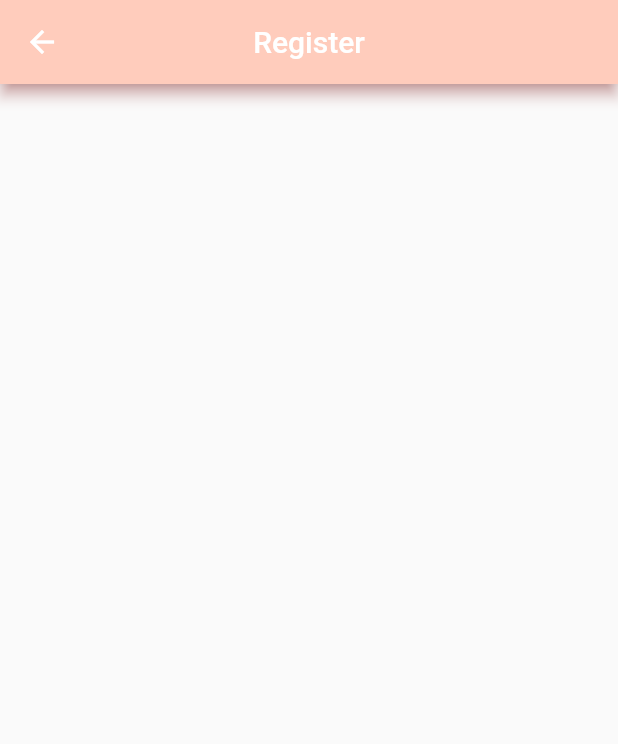
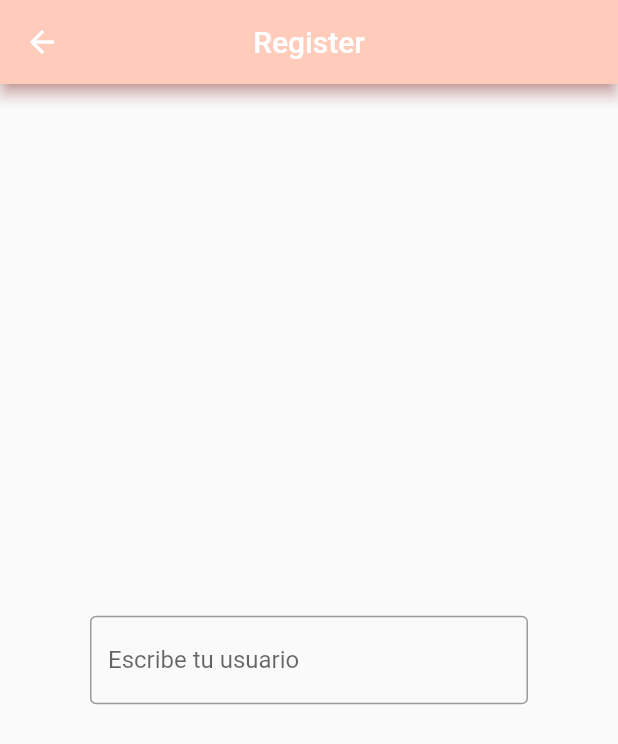
Before and after one commit to elenaaroma/practica1, a Flutter app: the RegisterView screen opened by its route, on a phone screen of 412 x 824 dp. Shown: the top 744 px of the screen. Run offline on Flutter 3.47's test engine with Material 2 defaults, Android fonts, the phone set to English and light mode, and no system bars; our stand-ins replace firebase_core; accounts and stored records are empty; generated files the repository leaves out were written again.

Commit message:
commit TextField de usuario en Register

```diff
--- a/lib/OnBoarding/RegisterView.dart
+++ b/lib/OnBoarding/RegisterView.dart
@@ -13,6 +13,22 @@ class RegisterView extends StatelessWidget{
         shadowColor: Colors.red[300],
         backgroundColor: Colors.deepOrange[100],
       ),
+
+      body: Column( mainAxisAlignment: MainAxisAlignment.center,
+        children: [
+          Padding(padding: EdgeInsets.symmetric(horizontal: 60, vertical: 16),
+            child: TextField(
+              decoration: InputDecoration(
+                  border: OutlineInputBorder(),
+                  hintText: 'Escribe tu usuario'
+              ),
+            ),
+          ),
+
+        ],
+      ),
+
+
     );
 
   }
```
